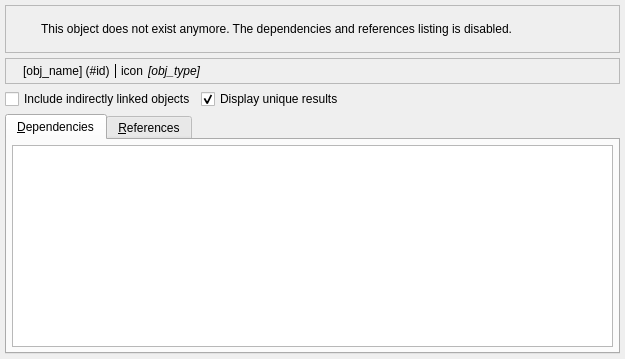
Old version of the form libs/libgui/ui/widgets/objectassociationswidget.ui in the repository maniac787/pgmodeler.
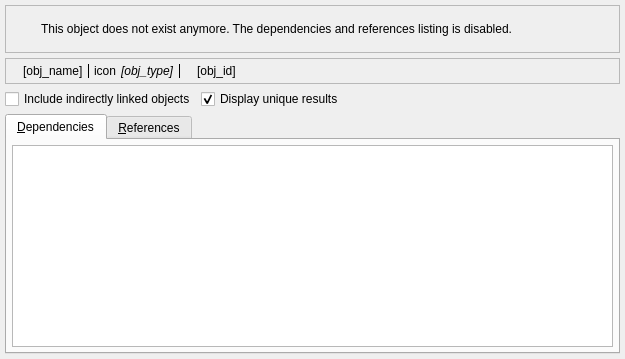
New version of the form. Icons and pictures are not drawn.

Commit message:
Improve object associations widget UI and base object code preview
- Split object name and ID display in associations widget with dedicated icons
- Add OID icon and label to show object ID separately
- Add visual separators between name, type, and OID fields
- Add icon sizing rules for oid_icon_lbl across all icon size configs
- Implement default SQL code preview in BaseObjectWidget
- Remove unused fillObjectAttributes() virtual method
- Add associations action to database context menu in ModelWidget
- Apply style hint to separator2_ln in ObjectAssociationsWidget

What changed in the file:
```diff
--- a/libs/libgui/ui/widgets/objectassociationswidget.ui
+++ b/libs/libgui/ui/widgets/objectassociationswidget.ui
@@ -361,7 +361,7 @@
          <string/>
         </property>
         <property name="text">
-         <string>[obj_name] (#id)</string>
+         <string>[obj_name]</string>
         </property>
        </widget>
       </item>
@@ -418,7 +418,7 @@
       <item>
        <widget class="QLabel" name="type_name_lbl">
         <property name="sizePolicy">
-         <sizepolicy hsizetype="Expanding" vsizetype="Preferred">
+         <sizepolicy hsizetype="Preferred" vsizetype="Preferred">
           <horstretch>0</horstretch>
           <verstretch>0</verstretch>
          </sizepolicy>
@@ -437,6 +437,80 @@
         </property>
        </widget>
       </item>
+      <item>
+       <widget class="Line" name="separator2_ln">
+        <property name="maximumSize">
+         <size>
+          <width>1</width>
+          <height>16777215</height>
+         </size>
+        </property>
+        <property name="autoFillBackground">
+         <bool>false</bool>
+        </property>
+        <property name="frameShadow">
+         <enum>QFrame::Shadow::Plain</enum>
+        </property>
+        <property name="orientation">
+         <enum>Qt::Orientation::Vertical</enum>
+        </property>
+       </widget>
+      </item>
+      <item>
+       <widget class="QLabel" name="oid_icon_lbl">
+        <property name="sizePolicy">
+         <sizepolicy hsizetype="Fixed" vsizetype="Fixed">
+          <horstretch>0</horstretch>
+          <verstretch>0</verstretch>
+         </sizepolicy>
+        </property>
+        <property name="maximumSize">
+         <size>
+          <width>32</width>
+          <height>32</height>
+         </size>
+        </property>
+        <property name="frameShape">
+         <enum>QFrame::Shape::NoFrame</enum>
+        </property>
+        <property name="frameShadow">
+         <enum>QFrame::Shadow::Plain</enum>
+        </property>
+        <property name="text">
+         <string/>
+        </property>
+        <property name="pixmap">
+         <pixmap resource="../../res/resources.qrc">:/icons/icons/typeoid.png</pixmap>
+        </property>
+        <property name="scaledContents">
+         <bool>true</bool>
+        </property>
+        <property name="alignment">
+         <set>Qt::AlignmentFlag::AlignCenter</set>
+        </property>
+       </widget>
+      </item>
+      <item>
+       <widget class="QLabel" name="obj_id_lbl">
+        <property name="sizePolicy">
+         <sizepolicy hsizetype="Expanding" vsizetype="Preferred">
+          <horstretch>0</horstretch>
+          <verstretch>0</verstretch>
+         </sizepolicy>
+        </property>
+        <property name="font">
+         <font>
+          <bold>false</bold>
+         </font>
+        </property>
+        <property name="toolTip">
+         <string/>
+        </property>
+        <property name="text">
+         <string>[obj_id]</string>
+        </property>
+       </widget>
+      </item>
      </layout>
     </widget>
    </item>
```
The commit also changes 7 other files.
